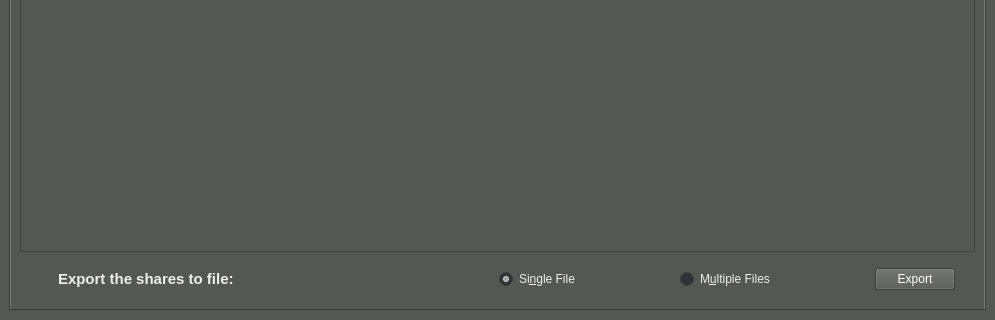
Qt form secret-shares-app/app_ui.ui (ChakshuGupta/secret-share) before a commit; both pictures show x 0 to 995 and y 567 to 887 of the 995 by 887 pixel window.
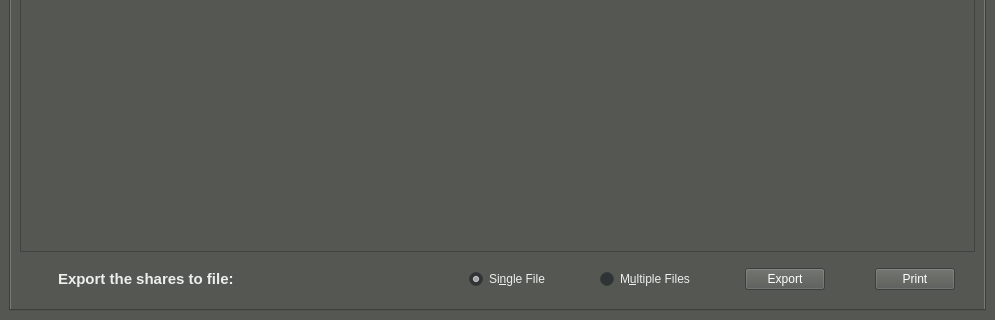
The same form after that commit. Icons and pictures are not drawn.

Commit message: Add print button and the callback function

The edit to the form file:
```diff
--- a/secret-shares-app/app_ui.ui
+++ b/secret-shares-app/app_ui.ui
@@ -2325,9 +2325,9 @@
            </widget>
           </item>
           <item>
-           <layout class="QHBoxLayout" name="horizontalLayout_4" stretch="30,0,0,0">
+           <layout class="QHBoxLayout" name="horizontalLayout_4" stretch="30,0,0,0,0">
             <property name="spacing">
-             <number>100</number>
+             <number>50</number>
             </property>
             <property name="leftMargin">
              <number>8</number>
@@ -3001,6 +3001,13 @@
               </property>
              </widget>
             </item>
+            <item>
+             <widget class="QPushButton" name="printButton">
+              <property name="text">
+               <string>Print</string>
+              </property>
+             </widget>
+            </item>
            </layout>
           </item>
          </layout>
```
The commit also changes 2 other files.
